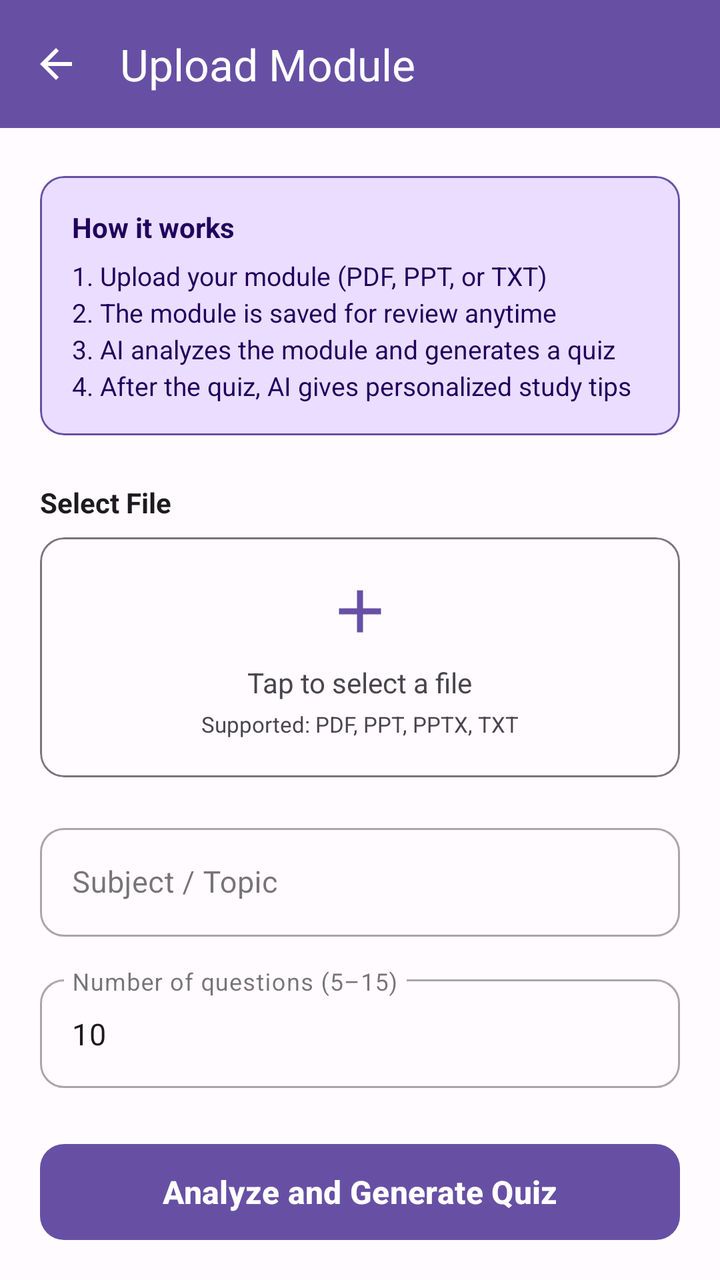
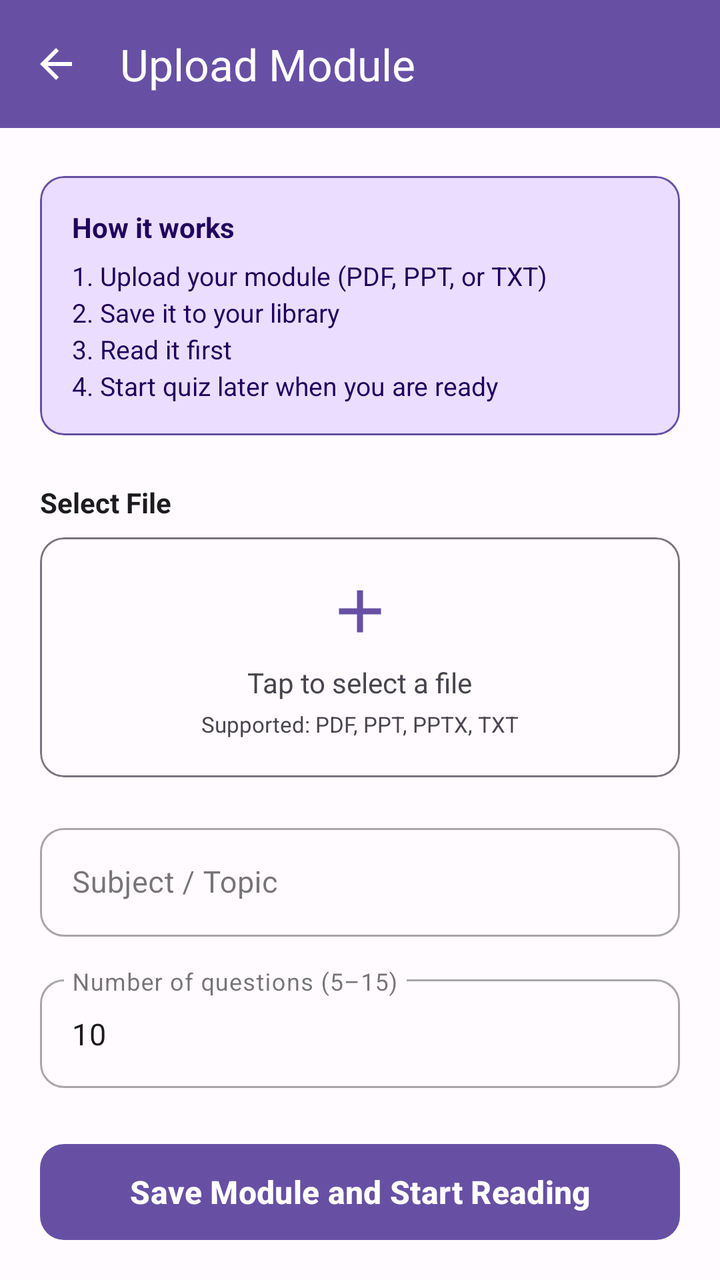

Screens rendered from an Android XML layout before and after an edit, with the pre-edit source and the edit as a unified diff.
<!-- AndroidManifest.xml: application theme Theme.StudySyncproject -->
<!-- res/layout/activity_upload_module.xml -->
<?xml version="1.0" encoding="utf-8"?>
<LinearLayout xmlns:android="http://schemas.android.com/apk/res/android"
    xmlns:app="http://schemas.android.com/apk/res-auto"
    android:layout_width="match_parent"
    android:layout_height="match_parent"
    android:background="@color/background"
    android:orientation="vertical">

    <com.google.android.material.appbar.MaterialToolbar
        android:id="@+id/toolbar"
        android:layout_width="match_parent"
        android:layout_height="?attr/actionBarSize"
        android:background="@color/primary"
        app:navigationIcon="@drawable/ic_arrow_back"
        app:navigationIconTint="@color/on_primary"
        app:title="Upload Module"
        app:titleTextColor="@color/on_primary" />

    <ScrollView
        android:layout_width="match_parent"
        android:layout_height="0dp"
        android:layout_weight="1"
        android:fillViewport="true"
        android:scrollbars="none">

        <LinearLayout
            android:layout_width="match_parent"
            android:layout_height="wrap_content"
            android:orientation="vertical"
            android:paddingHorizontal="@dimen/space_xl"
            android:paddingTop="@dimen/space_2xl"
            android:paddingBottom="@dimen/space_3xl">

            
            <com.google.android.material.card.MaterialCardView
                android:layout_width="match_parent"
                android:layout_height="wrap_content"
                android:layout_marginBottom="@dimen/space_2xl"
                app:cardBackgroundColor="@color/primary_container"
                app:cardCornerRadius="@dimen/radius_md"
                app:cardElevation="0dp"
                app:strokeColor="@color/primary"
                app:strokeWidth="1dp">

                <LinearLayout
                    android:layout_width="match_parent"
                    android:layout_height="wrap_content"
                    android:orientation="vertical"
                    android:padding="16dp">

                    <TextView
                        android:layout_width="wrap_content"
                        android:layout_height="wrap_content"
                        android:layout_marginBottom="6dp"
                        android:text="How it works"
                        android:textColor="@color/on_primary_container"
                        android:textSize="14sp"
                        android:textStyle="bold" />

                    <TextView
                        android:layout_width="wrap_content"
                        android:layout_height="wrap_content"
                        android:lineSpacingExtra="3dp"
                        android:text="1. Upload your module (PDF, PPT, or TXT)\n2. The module is saved for review anytime\n3. AI analyzes the module and generates a quiz\n4. After the quiz, AI gives personalized study tips"
                        android:textColor="@color/on_primary_container"
                        android:textSize="13sp" />
                </LinearLayout>
            </com.google.android.material.card.MaterialCardView>

            
            <TextView
                android:layout_width="wrap_content"
                android:layout_height="wrap_content"
                android:layout_marginBottom="@dimen/space_sm"
                android:text="Select File"
                android:textColor="@color/text_primary"
                android:textSize="14sp"
                android:textStyle="bold" />

            <com.google.android.material.card.MaterialCardView
                android:id="@+id/card_pick_file"
                android:layout_width="match_parent"
                android:layout_height="120dp"
                android:layout_marginBottom="@dimen/space_xl"
                android:clickable="true"
                android:focusable="true"
                app:cardCornerRadius="@dimen/radius_md"
                app:cardElevation="0dp"
                app:strokeColor="@color/outline"
                app:strokeWidth="1dp">

                <LinearLayout
                    android:layout_width="match_parent"
                    android:layout_height="match_parent"
                    android:gravity="center"
                    android:orientation="vertical">

                    <ImageView
                        android:layout_width="36dp"
                        android:layout_height="36dp"
                        android:layout_marginBottom="8dp"
                        android:contentDescription="Pick file"
                        android:src="@drawable/ic_add"
                        android:tint="@color/primary" />

                    <TextView
                        android:id="@+id/tv_file_name"
                        android:layout_width="wrap_content"
                        android:layout_height="wrap_content"
                        android:text="Tap to select a file"
                        android:textColor="@color/text_secondary"
                        android:textSize="14sp" />

                    <TextView
                        android:layout_width="wrap_content"
                        android:layout_height="wrap_content"
                        android:layout_marginTop="4dp"
                        android:text="Supported: PDF, PPT, PPTX, TXT"
                        android:textColor="@color/text_secondary"
                        android:textSize="11sp" />
                </LinearLayout>
            </com.google.android.material.card.MaterialCardView>

            
            <com.google.android.material.textfield.TextInputLayout
                style="@style/Widget.StudySync.TextInputLayout"
                android:layout_width="match_parent"
                android:layout_height="wrap_content"
                android:layout_marginBottom="@dimen/space_lg"
                android:hint="Subject / Topic"
                app:boxCornerRadiusBottomEnd="12dp"
                app:boxCornerRadiusBottomStart="12dp"
                app:boxCornerRadiusTopEnd="12dp"
                app:boxCornerRadiusTopStart="12dp">

                <com.google.android.material.textfield.TextInputEditText
                    android:id="@+id/et_subject"
                    android:layout_width="match_parent"
                    android:layout_height="wrap_content"
                    android:imeOptions="actionDone"
                    android:inputType="text"
                    android:textSize="15sp" />
            </com.google.android.material.textfield.TextInputLayout>

            
            <com.google.android.material.textfield.TextInputLayout
                style="@style/Widget.StudySync.TextInputLayout"
                android:layout_width="match_parent"
                android:layout_height="wrap_content"
                android:layout_marginBottom="@dimen/space_2xl"
                android:hint="Number of questions (5–15)"
                app:boxCornerRadiusBottomEnd="12dp"
                app:boxCornerRadiusBottomStart="12dp"
                app:boxCornerRadiusTopEnd="12dp"
                app:boxCornerRadiusTopStart="12dp">

                <com.google.android.material.textfield.TextInputEditText
                    android:id="@+id/et_question_count"
                    android:layout_width="match_parent"
                    android:layout_height="wrap_content"
                    android:inputType="number"
                    android:text="10"
                    android:textSize="15sp" />
            </com.google.android.material.textfield.TextInputLayout>

            
            <com.google.android.material.button.MaterialButton
                android:id="@+id/btn_generate"
                style="@style/Widget.StudySync.Button.Primary"
                android:layout_width="match_parent"
                android:layout_height="56dp"
                android:text="Analyze and Generate Quiz"
                android:textColor="@color/on_primary"
                android:textSize="16sp"
                android:textStyle="bold"
                app:backgroundTint="@color/primary"
                app:cornerRadius="@dimen/radius_md" />

            
            <LinearLayout
                android:id="@+id/layout_loading"
                android:layout_width="match_parent"
                android:layout_height="wrap_content"
                android:layout_marginTop="@dimen/space_2xl"
                android:gravity="center"
                android:orientation="vertical"
                android:visibility="gone">

                <ProgressBar
                    android:layout_width="48dp"
                    android:layout_height="48dp"
                    android:layout_marginBottom="12dp"
                    android:indeterminate="true" />

                <TextView
                    android:id="@+id/tv_loading_status"
                    android:layout_width="wrap_content"
                    android:layout_height="wrap_content"
                    android:text="Analyzing your module..."
                    android:textColor="@color/text_secondary"
                    android:textSize="14sp" />
            </LinearLayout>

        </LinearLayout>
    </ScrollView>
</LinearLayout>
<!-- resources referenced by this layout -->
<resources>
  <color name="background">#FFFBFE</color>
  <color name="on_primary">#FFFFFF</color>
  <color name="on_primary_container">#21005D</color>
  <color name="outline">#79747E</color>
  <color name="primary">#6750A4</color>
  <color name="primary_container">#EADDFF</color>
  <color name="text_primary">#1C1B1F</color>
  <color name="text_secondary">#49454F</color>
  <dimen name="radius_md">12dp</dimen>
  <dimen name="space_2xl">24dp</dimen>
  <dimen name="space_3xl">32dp</dimen>
  <dimen name="space_lg">16dp</dimen>
  <dimen name="space_sm">8dp</dimen>
  <dimen name="space_xl">20dp</dimen>
  <!-- drawable ic_add (drawable) -->
  <vector xmlns:android="http://schemas.android.com/apk/res/android"
      android:width="24dp"
      android:height="24dp"
      android:viewportWidth="24"
      android:viewportHeight="24"
      android:tint="?attr/colorControlNormal">
    <path
        android:fillColor="@android:color/white"
        android:pathData="M19,13h-6v6h-2v-6H5v-2h6V5h2v6h6v2z"/>
  </vector>
  <!-- drawable ic_arrow_back (drawable) -->
  <vector xmlns:android="http://schemas.android.com/apk/res/android"
      android:width="24dp"
      android:height="24dp"
      android:viewportWidth="24"
      android:viewportHeight="24">
      <path
          android:fillColor="@android:color/white"
          android:pathData="M20,11L7.83,11l5.59,-5.59L12,4l-8,8 8,8 1.41,-1.41L7.83,13L20,13z" />
  </vector>
  <style name="Widget.StudySync.Button.Primary" parent="Widget.Material3.Button">
          <item name="android:layout_height">@dimen/button_height</item>
          <item name="cornerRadius">@dimen/radius_md</item>
          <item name="backgroundTint">@color/primary</item>
          <item name="android:textColor">@color/on_primary</item>
      </style>
  <style name="Widget.StudySync.TextInputLayout" parent="Widget.MaterialComponents.TextInputLayout.OutlinedBox">
          <item name="boxCornerRadiusTopStart">@dimen/radius_md</item>
          <item name="boxCornerRadiusTopEnd">@dimen/radius_md</item>
          <item name="boxCornerRadiusBottomStart">@dimen/radius_md</item>
          <item name="boxCornerRadiusBottomEnd">@dimen/radius_md</item>
          <item name="hintTextColor">@color/text_secondary</item>
      </style>
  <style name="Theme.StudySyncproject" parent="Base.Theme.StudySyncproject" />
  <dimen name="button_height">52dp</dimen>
  <style name="Base.Theme.StudySyncproject" parent="Theme.Material3.DayNight.NoActionBar">
          <item name="colorPrimary">@color/primary</item>
          <item name="colorOnPrimary">@color/on_primary</item>
          <item name="colorSecondary">@color/secondary</item>
          <item name="colorOnSecondary">@color/on_secondary</item>
          <item name="colorSurface">@color/surface</item>
          <item name="android:colorBackground">@color/background</item>
          <item name="colorError">@color/error</item>
          <item name="colorPrimaryDark">@color/primary_dark</item>
      </style>
  <color name="secondary">#625B71</color>
  <color name="on_secondary">#FFFFFF</color>
  <color name="surface">#FFFBFE</color>
  <color name="error">#B3261E</color>
  <color name="primary_dark">#4F378B</color>
</resources>

<!-- the commit's change to res/layout/activity_upload_module.xml (unified diff, before → after) -->
@@ -58,10 +58,11 @@
                         android:textStyle="bold" />
 
                     <TextView
+                        android:id="@+id/tv_how_it_works_body"
                         android:layout_width="wrap_content"
                         android:layout_height="wrap_content"
                         android:lineSpacingExtra="3dp"
-                        android:text="1. Upload your module (PDF, PPT, or TXT)\n2. The module is saved for review anytime\n3. AI analyzes the module and generates a quiz\n4. After the quiz, AI gives personalized study tips"
+                        android:text="1. Upload your module (PDF, PPT, or TXT)\n2. Save it to your library\n3. Read it first\n4. Start quiz later when you are ready"
                         android:textColor="@color/on_primary_container"
                         android:textSize="13sp" />
                 </LinearLayout>
@@ -144,6 +145,7 @@
 
             
             <com.google.android.material.textfield.TextInputLayout
+                android:id="@+id/til_question_count"
                 style="@style/Widget.StudySync.TextInputLayout"
                 android:layout_width="match_parent"
                 android:layout_height="wrap_content"
@@ -169,7 +171,7 @@
                 style="@style/Widget.StudySync.Button.Primary"
                 android:layout_width="match_parent"
                 android:layout_height="56dp"
-                android:text="Analyze and Generate Quiz"
+                android:text="Save Module and Start Reading"
                 android:textColor="@color/on_primary"
                 android:textSize="16sp"
                 android:textStyle="bold"
@@ -196,7 +198,7 @@
                     android:id="@+id/tv_loading_status"
                     android:layout_width="wrap_content"
                     android:layout_height="wrap_content"
-                    android:text="Analyzing your module..."
+                    android:text="Saving your module..."
                     android:textColor="@color/text_secondary"
                     android:textSize="14sp" />
             </LinearLayout>
